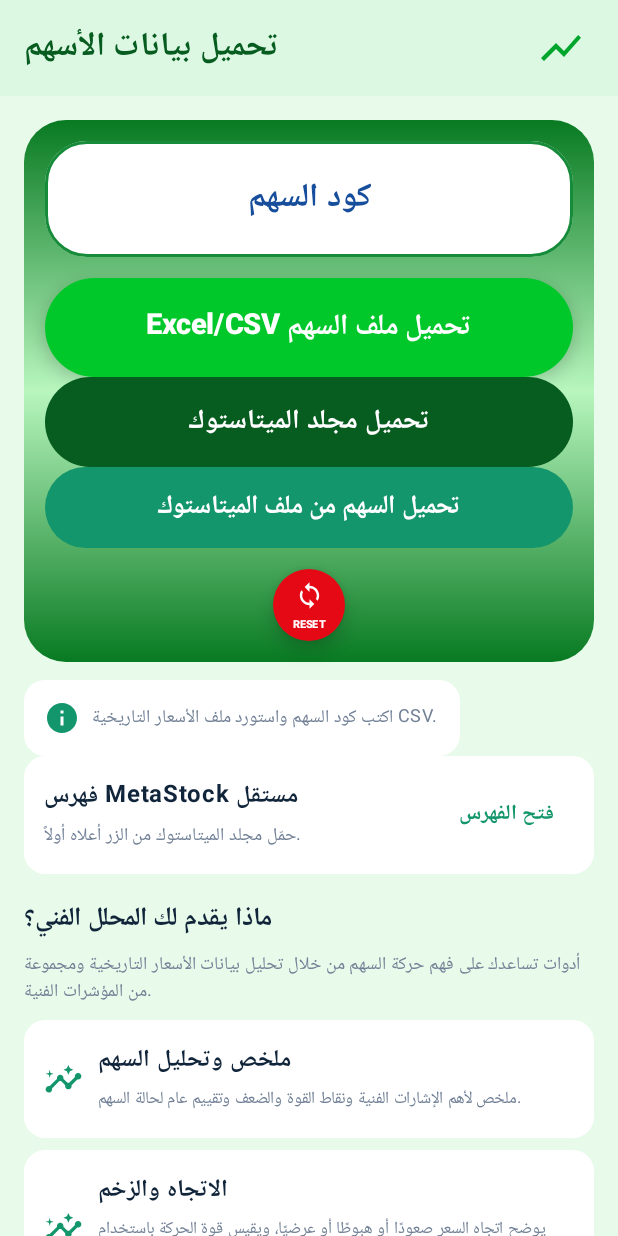
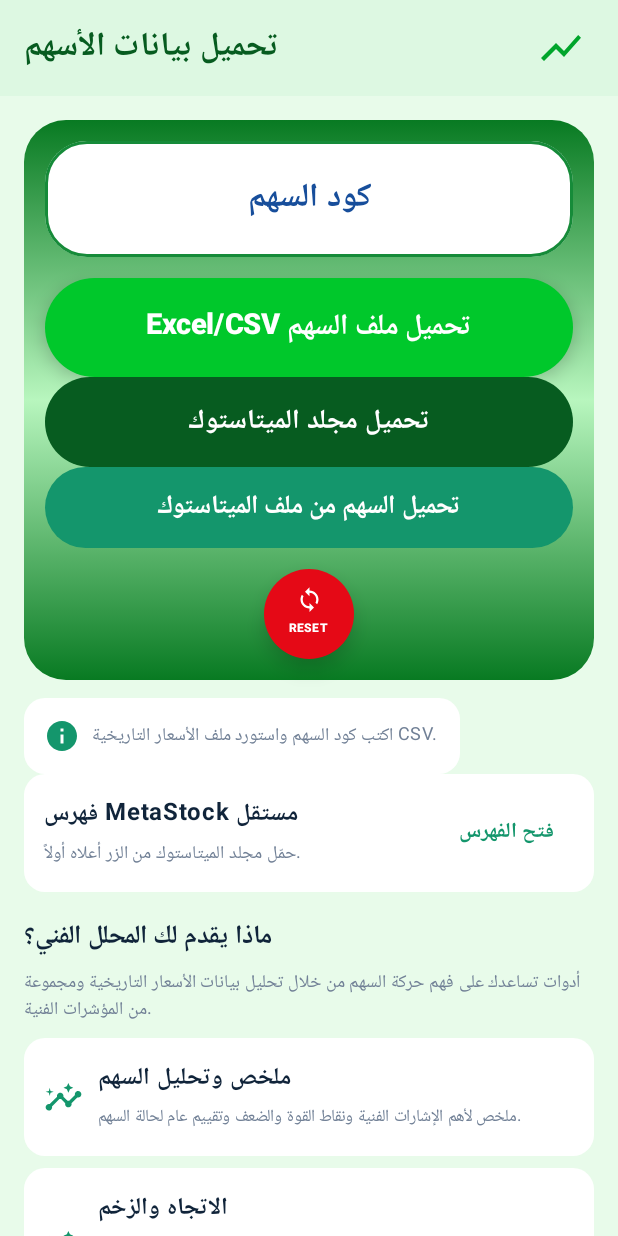
Before and after one commit to ahmednaf9/EGXStockAnalyzer, an Android app built with Jetpack Compose: the screen it shows after launch (MainActivity), on a phone screen of 412 x 824 dp. Run offline under Robolectric (Android 15) with nearby library versions, the phone set to English and light mode, and no system bars.

Commit message:
Fix clipped RESET label in circular reset button

```diff
--- a/app/src/main/java/com/egx/analyzer/MainActivity.kt
+++ b/app/src/main/java/com/egx/analyzer/MainActivity.kt
@@ -488,7 +488,7 @@ fun AnalyzerScreen(importFile: (Uri) -> ImportedStockFile) {
                             result = null
                             period = "يومي"
                         },
-                        modifier = Modifier.size(48.dp),
+                        modifier = Modifier.size(60.dp),
                         shape = CircleShape,
                         colors = ButtonDefaults.buttonColors(
                             containerColor = Color(0xFFE50916),
@@ -498,8 +498,8 @@ fun AnalyzerScreen(importFile: (Uri) -> ImportedStockFile) {
                         contentPadding = PaddingValues(8.dp)
                     ) {
                         Column(horizontalAlignment = Alignment.CenterHorizontally) {
-                            Icon(Icons.Default.Sync, null, modifier = Modifier.size(19.dp))
-                            Text("RESET", fontSize = 7.sp, fontWeight = FontWeight.ExtraBold)
+                            Icon(Icons.Default.Sync, null, modifier = Modifier.size(18.dp))
+                            Text("RESET", fontSize = 8.sp, fontWeight = FontWeight.ExtraBold, maxLines = 1)
                         }
                     }
                 }
```
